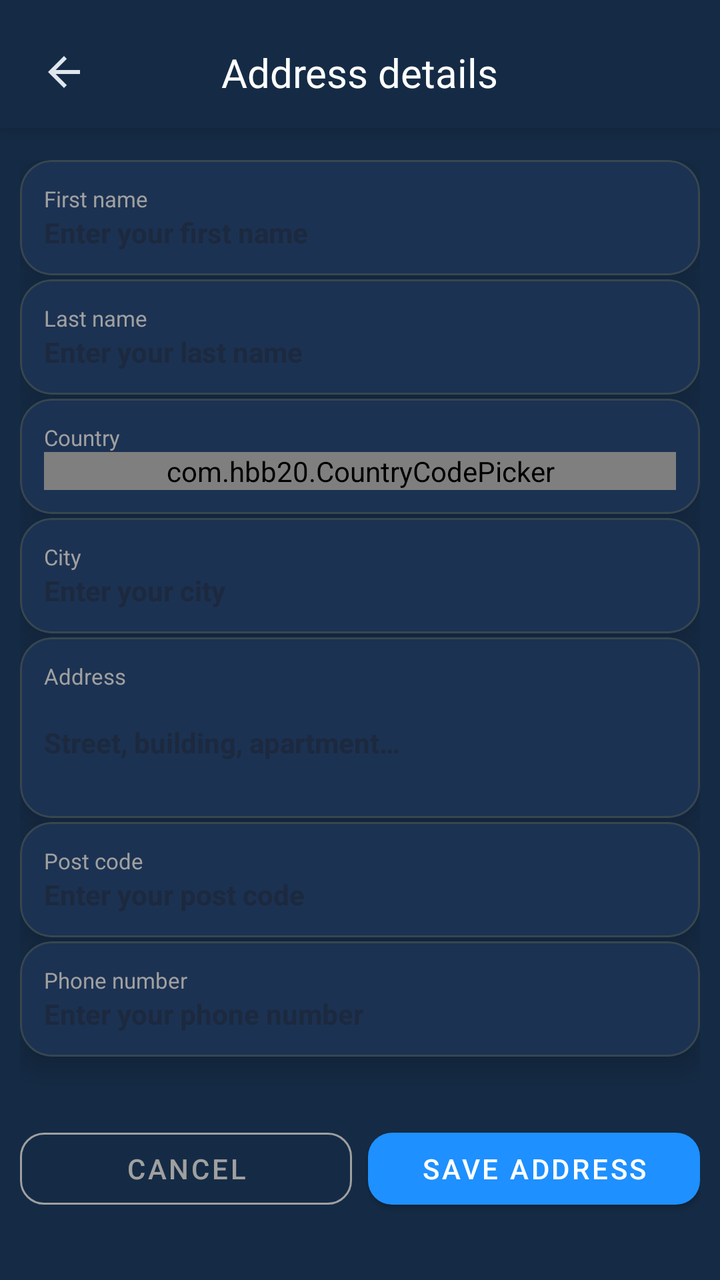
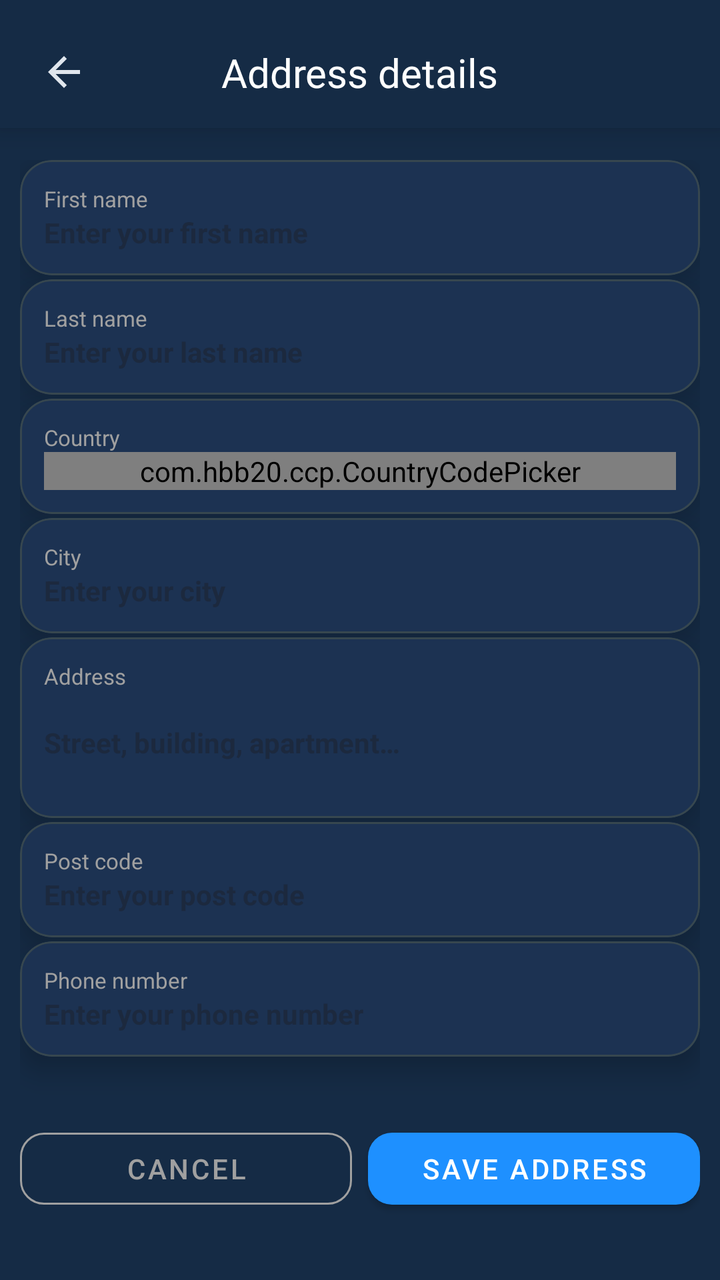

Two renders of the same Android screen: before a commit and after it. Below are the layout's source before the change and the commit's diff.
<!-- AndroidManifest.xml: application theme AppTheme -->
<!-- res/layout/fragment_user_address.xml -->
<?xml version="1.0" encoding="utf-8"?>
<androidx.constraintlayout.widget.ConstraintLayout 
    xmlns:android="http://schemas.android.com/apk/res/android"
    xmlns:app="http://schemas.android.com/apk/res-auto"
    xmlns:tools="http://schemas.android.com/tools"
    android:layout_width="match_parent"
    android:layout_height="match_parent"
    android:background="@color/background_color"
    tools:context=".ui.tabs.settings.userinfo.UserAddressFragment">

    
    <androidx.constraintlayout.widget.ConstraintLayout
        android:id="@+id/headerContainer"
        android:layout_width="match_parent"
        android:layout_height="wrap_content"
        android:paddingHorizontal="16dp"
        android:paddingTop="20dp"
        android:paddingBottom="12dp"
        android:background="@color/background_color"
        android:elevation="8dp"
        app:layout_constraintTop_toTopOf="parent">

        
        <ImageView
            android:id="@+id/btnBack"
            android:layout_width="32dp"
            android:layout_height="32dp"
            android:src="@drawable/ic_back"
            android:scaleType="center"
            app:tint="?attr/colorOnSurface"
            android:clickable="true"
            android:focusable="true"
            android:contentDescription="@string/user_address_back_button_desc"
            app:layout_constraintBottom_toBottomOf="parent"
            app:layout_constraintStart_toStartOf="parent"
            app:layout_constraintTop_toTopOf="parent" />

        
        <TextView
            android:id="@+id/tvTitle"
            style="@style/TextAppearance.Aqua.EditProfileTitle"
            android:layout_width="wrap_content"
            android:layout_height="wrap_content"
            android:text="@string/user_address_title"
            android:importantForAccessibility="yes"
            app:layout_constraintTop_toTopOf="parent"
            app:layout_constraintBottom_toBottomOf="parent"
            app:layout_constraintStart_toStartOf="parent"
            app:layout_constraintEnd_toEndOf="parent" />
    </androidx.constraintlayout.widget.ConstraintLayout>

    
    <ScrollView
        android:id="@+id/scrollContent"
        android:layout_width="0dp"
        android:layout_height="0dp"
        android:fillViewport="true"
        android:scrollbars="none"
        app:layout_constraintTop_toBottomOf="@id/headerContainer"
        app:layout_constraintBottom_toBottomOf="parent"
        app:layout_constraintStart_toStartOf="parent"
        app:layout_constraintEnd_toEndOf="parent">

        <LinearLayout
            android:id="@+id/contentRoot"
            android:layout_width="match_parent"
            android:layout_height="wrap_content"
            android:orientation="vertical"
            android:paddingStart="10dp"
            android:paddingEnd="10dp"
            android:paddingTop="16dp"
            android:paddingBottom="16dp"
            android:gravity="center_horizontal">

            
            <com.google.android.material.card.MaterialCardView
                android:layout_width="match_parent"
                android:layout_height="wrap_content"
                android:layout_marginBottom="2dp"
                style="@style/Widget.Aqua.CardStyles">

                <LinearLayout
                    android:orientation="vertical"
                    android:layout_width="match_parent"
                    android:layout_height="wrap_content"
                    android:padding="12dp">

                    <TextView
                        android:layout_width="wrap_content"
                        android:layout_height="wrap_content"
                        android:text="@string/address_info_first_name_label"
                        android:textSize="11sp"
                        android:textColor="@color/settings_text_secondary"
                        android:labelFor="@id/etFirstName" />

                    <EditText
                        android:id="@+id/etFirstName"
                        android:layout_width="match_parent"
                        android:layout_height="wrap_content"
                        android:textSize="14sp"
                        android:textColor="@android:color/white"
                        android:hint="@string/address_info_first_name_hint"
                        android:textStyle="bold"
                        android:background="@null"
                        android:padding="0dp" />
                </LinearLayout>
            </com.google.android.material.card.MaterialCardView>

            
            <com.google.android.material.card.MaterialCardView
                android:layout_width="match_parent"
                android:layout_height="wrap_content"
                android:layout_marginBottom="2dp"
                style="@style/Widget.Aqua.CardStyles">

                <LinearLayout
                    android:orientation="vertical"
                    android:layout_width="match_parent"
                    android:layout_height="wrap_content"
                    android:padding="12dp">

                    <TextView
                        android:layout_width="wrap_content"
                        android:layout_height="wrap_content"
                        android:text="@string/address_info_last_name_label"
                        android:textSize="11sp"
                        android:textColor="@color/settings_text_secondary"
                        android:labelFor="@id/etLastName" />

                    <EditText
                        android:id="@+id/etLastName"
                        android:layout_width="match_parent"
                        android:layout_height="wrap_content"
                        android:textSize="14sp"
                        android:textColor="@android:color/white"
                        android:hint="@string/address_info_last_name_hint"
                        android:textStyle="bold"
                        android:background="@null"
                        android:padding="0dp" />
                </LinearLayout>
            </com.google.android.material.card.MaterialCardView>

        
<com.google.android.material.card.MaterialCardView
    android:layout_width="match_parent"
    android:layout_height="wrap_content"
    android:layout_marginBottom="2dp"
    style="@style/Widget.Aqua.CardStyles">

    <LinearLayout
        android:orientation="vertical"
        android:layout_width="match_parent"
        android:layout_height="wrap_content"
        android:padding="12dp">

        <TextView
            android:layout_width="wrap_content"
            android:layout_height="wrap_content"
            android:text="@string/address_info_country_label"
            android:textSize="11sp"
            android:textColor="@color/settings_text_secondary"
            android:labelFor="@id/ccpCountry" />

        <com.hbb20.CountryCodePicker
            android:id="@+id/ccpCountry"
            android:layout_width="match_parent"
            android:layout_height="wrap_content"
            app:ccp_showFlag="true"
            app:ccp_showFullName="true"
            app:ccp_showNameCode="false"
            app:ccp_showPhoneCode="false"
            app:ccp_contentColor="@android:color/white" />
    </LinearLayout>
</com.google.android.material.card.MaterialCardView>
            
            <com.google.android.material.card.MaterialCardView
                android:layout_width="match_parent"
                android:layout_height="wrap_content"
                android:layout_marginBottom="2dp"
                style="@style/Widget.Aqua.CardStyles">

                <LinearLayout
                    android:orientation="vertical"
                    android:layout_width="match_parent"
                    android:layout_height="wrap_content"
                    android:padding="12dp">

                    <TextView
                        android:layout_width="wrap_content"
                        android:layout_height="wrap_content"
                        android:text="@string/address_info_city_label"
                        android:textSize="11sp"
                        android:textColor="@color/settings_text_secondary"
                        android:labelFor="@id/etCity" />

                    <EditText
                        android:id="@+id/etCity"
                        android:layout_width="match_parent"
                        android:layout_height="wrap_content"
                        android:textSize="14sp"
                        android:textColor="@android:color/white"
                        android:hint="@string/address_info_city_hint"
                        android:textStyle="bold"
                        android:background="@null"
                        android:padding="0dp" />
                </LinearLayout>
            </com.google.android.material.card.MaterialCardView>

            
            <com.google.android.material.card.MaterialCardView
                android:layout_width="match_parent"
                android:layout_height="wrap_content"
                android:layout_marginBottom="2dp"
                style="@style/Widget.Aqua.CardStyles">

                <LinearLayout
                    android:orientation="vertical"
                    android:layout_width="match_parent"
                    android:layout_height="wrap_content"
                    android:padding="12dp">

                    <TextView
                        android:layout_width="wrap_content"
                        android:layout_height="wrap_content"
                        android:text="@string/address_info_address_label"
                        android:textSize="11sp"
                        android:textColor="@color/settings_text_secondary"
                        android:labelFor="@id/etAddress" />

                    <EditText
                        android:id="@+id/etAddress"
                        android:layout_width="match_parent"
                        android:layout_height="wrap_content"
                        android:textSize="14sp"
                        android:textColor="@android:color/white"
                        android:hint="@string/address_info_address_hint"
                        android:textStyle="bold"
                        android:background="@null"
                        android:padding="0dp"
                        android:inputType="textMultiLine"
                        android:singleLine="false"
                        android:lines="3"
                        android:ellipsize="none"
                        android:scrollHorizontally="false" />
                </LinearLayout>
            </com.google.android.material.card.MaterialCardView>

            
            <com.google.android.material.card.MaterialCardView
                android:layout_width="match_parent"
                android:layout_height="wrap_content"
                android:layout_marginBottom="2dp"
                style="@style/Widget.Aqua.CardStyles">

                <LinearLayout
                    android:orientation="vertical"
                    android:layout_width="match_parent"
                    android:layout_height="wrap_content"
                    android:padding="12dp">

                    <TextView
                        android:layout_width="wrap_content"
                        android:layout_height="wrap_content"
                        android:text="@string/address_info_postcode_label"
                        android:textSize="11sp"
                        android:textColor="@color/settings_text_secondary"
                        android:labelFor="@id/etPostCode" />

                    <EditText
                        android:id="@+id/etPostCode"
                        android:layout_width="match_parent"
                        android:layout_height="wrap_content"
                        android:inputType="number"
                        android:textSize="14sp"
                        android:textColor="@android:color/white"
                        android:hint="@string/address_info_postcode_hint"
                        android:textStyle="bold"
                        android:background="@null"
                        android:padding="0dp" />
                </LinearLayout>
            </com.google.android.material.card.MaterialCardView>

            
            <com.google.android.material.card.MaterialCardView
                android:layout_width="match_parent"
                android:layout_height="wrap_content"
                android:layout_marginBottom="16dp"
                style="@style/Widget.Aqua.CardStyles">

                <LinearLayout
                    android:orientation="vertical"
                    android:layout_width="match_parent"
                    android:layout_height="wrap_content"
                    android:padding="12dp">

                    <TextView
                        android:layout_width="wrap_content"
                        android:layout_height="wrap_content"
                        android:text="@string/address_info_phone_label"
                        android:textSize="11sp"
                        android:textColor="@color/settings_text_secondary"
                        android:labelFor="@id/etPhoneNumber" />

                    <EditText
                        android:id="@+id/etPhoneNumber"
                        android:layout_width="match_parent"
                        android:layout_height="wrap_content"
                        android:inputType="phone"
                        android:textSize="14sp"
                        android:textColor="@android:color/white"
                        android:hint="@string/address_info_phone_hint"
                        android:textStyle="bold"
                        android:background="@null"
                        android:padding="0dp" />
                </LinearLayout>
            </com.google.android.material.card.MaterialCardView>

            
            <LinearLayout
                android:layout_width="match_parent"
                android:layout_height="wrap_content"
                android:orientation="horizontal"
                android:gravity="end"
                android:layout_marginTop="16dp"
                android:layout_marginBottom="8dp"
                android:weightSum="2">

                
                <com.google.android.material.button.MaterialButton
                    android:id="@+id/btnCancel"
                    style="@style/Widget.MaterialComponents.Button.OutlinedButton"
                    android:layout_width="0dp"
                    android:layout_height="48dp"
                    android:layout_marginEnd="8dp"
                    android:layout_weight="1"
                    android:text="@string/address_info_cancel_button"
                    android:textColor="@color/settings_text_secondary"
                    app:strokeColor="@color/settings_text_secondary"
                    app:strokeWidth="1dp"
                    app:cornerRadius="12dp"
                    app:backgroundTint="@android:color/transparent" />

                
                <com.google.android.material.button.MaterialButton
                    android:id="@+id/btnSave"
                    style="@style/Widget.MaterialComponents.Button"
                    android:layout_width="0dp"
                    android:layout_height="48dp"
                    android:layout_weight="1"
                    android:text="@string/address_info_save_button"
                    android:textColor="#FFFFFF"
                    app:backgroundTint="#1E90FF"
                    app:cornerRadius="12dp" />
            </LinearLayout>
        </LinearLayout>
    </ScrollView>

</androidx.constraintlayout.widget.ConstraintLayout>
<!-- resources referenced by this layout -->
<resources>
  <color name="background_color">#152B45</color>
  <color name="settings_text_secondary">#A0A0A0</color>
  <!-- drawable ic_back (drawable) -->
  <?xml version="1.0" encoding="utf-8"?>
  <vector xmlns:android="http://schemas.android.com/apk/res/android"
      android:width="24dp"
      android:height="24dp"
      android:viewportWidth="24"
      android:viewportHeight="24">
  
      <path
          android:fillColor="@android:color/white"
          android:pathData="M20,11H7.83L13.42,5.41L12,4l-8,8 8,8 1.41,-1.41L7.83,13H20v-2z" />
  </vector>
  <string name="address_info_address_hint">Street, building, apartment…</string>
  <string name="address_info_address_label">Address</string>
  <string name="address_info_cancel_button">Cancel</string>
  <string name="address_info_city_hint">Enter your city</string>
  <string name="address_info_city_label">City</string>
  <string name="address_info_country_label">Country</string>
  <string name="address_info_first_name_hint">Enter your first name</string>
  <string name="address_info_first_name_label">First name</string>
  <string name="address_info_last_name_hint">Enter your last name</string>
  <string name="address_info_last_name_label">Last name</string>
  <string name="address_info_phone_hint">Enter your phone number</string>
  <string name="address_info_phone_label">Phone number</string>
  <string name="address_info_postcode_hint">Enter your post code</string>
  <string name="address_info_postcode_label">Post code</string>
  <string name="address_info_save_button">Save address</string>
  <string name="user_address_back_button_desc">Go back from address screen</string>
  <string name="user_address_title">Address details</string>
  <style name="TextAppearance.Aqua.EditProfileTitle" parent="TextAppearance.Material3.TitleLarge">
      <item name="fontFamily">@font/inter_semibold</item>
      <item name="android:fontFamily">@font/inter_semibold</item>
      <item name="android:textColor">@android:color/white</item>
      <item name="android:textSize">20sp</item>
  </style>
  <style name="Widget.Aqua.CardStyles" parent="Widget.MaterialComponents.CardView">
      <item name="cardBackgroundColor">@color/settings_card_background</item>
      <item name="cardCornerRadius">16dp</item>
      <item name="cardElevation">8dp</item>
      <item name="cardUseCompatPadding">false</item>
  </style>
  <color name="settings_card_background">#1C3252</color>
  <color name="md_theme_light_primary">#2196F3</color>
  <color name="md_theme_light_onPrimary">#FFFFFF</color>
  <color name="md_theme_light_secondary">#4A6363</color>
  <color name="md_theme_light_onSecondary">#FFFFFF</color>
  <color name="md_theme_light_background">#152B45</color>
  <color name="md_theme_light_surface">#152B45</color>
  <color name="md_theme_light_onSurface">#E0E6ED</color>
  <color name="md_theme_light_surfaceVariant">#233042</color>
  <color name="md_theme_light_onSurfaceVariant">#5C6B75</color>
  <color name="md_theme_light_outline">#455A64</color>
  <color name="md_theme_light_outlineVariant">#37474F</color>
  <color name="md_theme_light_error">#D32F2F</color>
  <color name="md_theme_light_onError">#FFFFFF</color>
  <!-- unchanged entries left out for length: 1 -->
</resources>

<!-- the commit's change to res/layout/fragment_user_address.xml (unified diff, before → after) -->
@@ -140,7 +140,7 @@
                 </LinearLayout>
             </com.google.android.material.card.MaterialCardView>
 
-        
+       
 <com.google.android.material.card.MaterialCardView
     android:layout_width="match_parent"
     android:layout_height="wrap_content"
@@ -161,14 +161,15 @@
             android:textColor="@color/settings_text_secondary"
             android:labelFor="@id/ccpCountry" />
 
-        <com.hbb20.CountryCodePicker
+        <com.hbb20.ccp.CountryCodePicker
             android:id="@+id/ccpCountry"
             android:layout_width="match_parent"
             android:layout_height="wrap_content"
             app:ccp_showFlag="true"
             app:ccp_showFullName="true"
             app:ccp_showNameCode="false"
-            app:ccp_showPhoneCode="false"
+            app:ccp_showPhoneCode="true"
+            app:ccp_autoFormatNumber="true"
             app:ccp_contentColor="@android:color/white" />
     </LinearLayout>
 </com.google.android.material.card.MaterialCardView>
